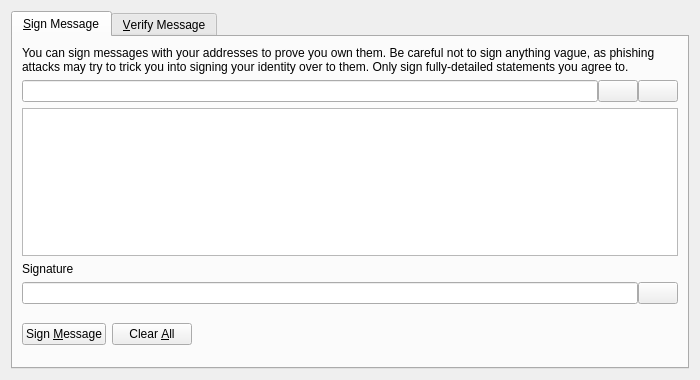
Old version of the form src/qt/forms/signverifymessagedialog.ui in the repository forkee/folm.
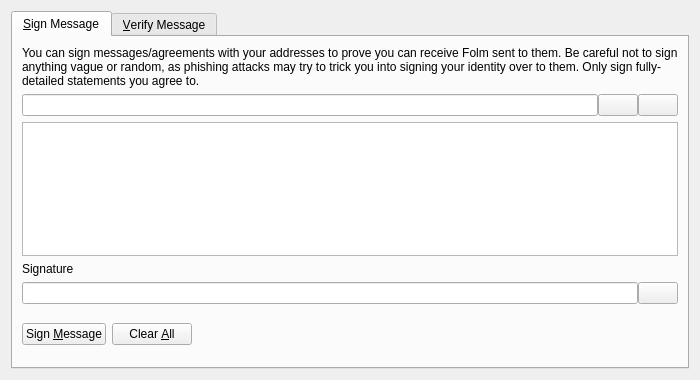
New version of the form. Icons and pictures are not drawn. Custom widgets are drawn as their Qt base class.

Patch:
```diff
--- a/src/qt/forms/signverifymessagedialog.ui
+++ b/src/qt/forms/signverifymessagedialog.ui
@@ -30,7 +30,7 @@
        <item>
         <widget class="QLabel" name="infoLabel_SM">
          <property name="text">
-          <string>You can sign messages with your addresses to prove you own them. Be careful not to sign anything vague, as phishing attacks may try to trick you into signing your identity over to them. Only sign fully-detailed statements you agree to.</string>
+          <string>You can sign messages/agreements with your addresses to prove you can receive Folm sent to them. Be careful not to sign anything vague or random, as phishing attacks may try to trick you into signing your identity over to them. Only sign fully-detailed statements you agree to.</string>
          </property>
          <property name="textFormat">
           <enum>Qt::PlainText</enum>
```
Left out of the diff: 34 changed lines with no effect on the pictures.
